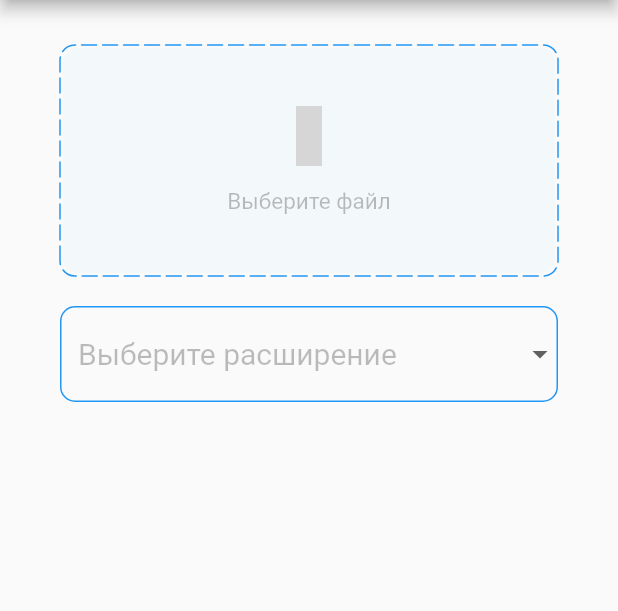
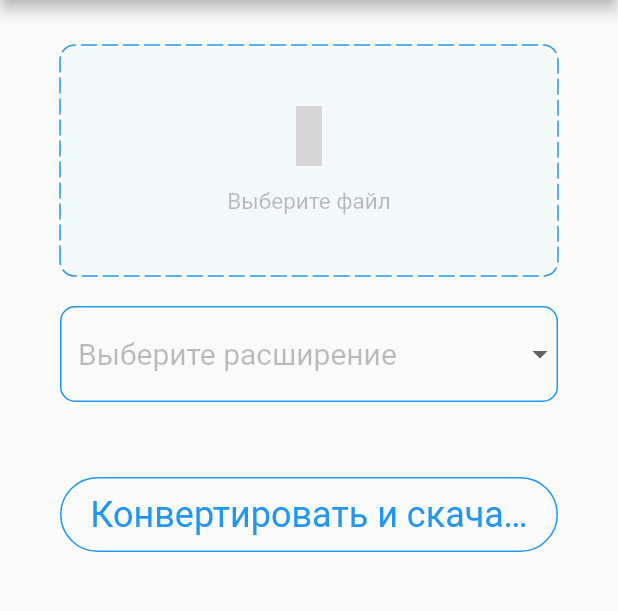
Before and after one commit to slavicksnegirev/File-converter, a Flutter app: the screen it shows after launch, on a phone screen of 412 x 824 dp, the part 84-695 px from its top. Run offline on Flutter 3.47's test engine with Material 2 defaults, Android fonts, the phone set to English and light mode, and no system bars; drawn by our look-alikes of dotted_border; our stand-ins replace file_picker, iconsax; grey boxes are pictures that could not be loaded.

Commit message:
make a shell

```diff
--- a/lib/pages/main_page.dart
+++ b/lib/pages/main_page.dart
@@ -9,13 +9,19 @@ class HomePage extends StatefulWidget {
   _HomePageState createState() => _HomePageState();
 }
 
+enum ButtonState { init, loading, done }
+
 class _HomePageState extends State<HomePage> {
+  ButtonState buttonState = ButtonState.init;
+
   File? file;
   PlatformFile? platformFile;
   String? selectedItem = 'Выберите расширение';
 
   List<String> items = [
-    'Выберите расширение', '1', '2',
+    'Выберите расширение',
+    '1',
+    '2',
   ];
 
   void selectFile() async {
@@ -29,59 +35,27 @@ class _HomePageState extends State<HomePage> {
   }
 
   @override
-  Widget build(BuildContext context) => Scaffold(
+  Widget build(BuildContext context) {
+    final isStretched = buttonState == ButtonState.init;
+    final isDownloadingDone = buttonState == ButtonState.done;
+
+    return Scaffold(
       appBar: AppBar(
         title: const Text('Конвертер файлов'),
       ),
       body: Center(
         child: Column(
           mainAxisAlignment: MainAxisAlignment.start,
-            children: [
-              GestureDetector(
-                onTap: selectFile,
-                child: Padding(
-                    padding: const EdgeInsets.fromLTRB(40, 30, 40, 0),
-                    child: DottedBorder(
-                      borderType: BorderType.RRect,
-                      radius: Radius.circular(10),
-                      dashPattern: [10, 4],
-                      strokeCap: StrokeCap.round,
-                      color: Colors.blue,
-                      child: Container(
-                        width: double.infinity,
-                        height: 150,
-                        decoration: BoxDecoration(
-                            color: Colors.blue.shade50.withOpacity(.3),
-                            borderRadius: BorderRadius.circular(10)),
-                        child: Column(
-                          mainAxisAlignment: MainAxisAlignment.center,
-                          children: [
-                            const Icon(
-                              Iconsax.folder_open,
-                              color: Colors.blue,
-                              size: 40,
-                            ),
-                            const SizedBox(
-                              height: 15,
-                            ),
-                            Text(
-                              'Выберите файл',
-                              style: TextStyle(
-                                  fontSize: 15, color: Colors.black26),
-                            ),
-                          ],
-                        ),
-                      ),
-                    )),
-              ),
+          children: <Widget>[
+            FileDialogWidget(),
             platformFile != null
                 ? Container(
-                      padding: EdgeInsets.all(40),
+                    padding: const EdgeInsets.all(40),
                     child: Column(
                       mainAxisSize: MainAxisSize.min,
                       crossAxisAlignment: CrossAxisAlignment.start,
                       children: [
-                          Text(
+                        const Text(
                           'Выбранный файл',
                           style: TextStyle(
                             color: Colors.black26,
@@ -96,10 +70,10 @@ class _HomePageState extends State<HomePage> {
                             decoration: BoxDecoration(
                                 borderRadius: BorderRadius.circular(10),
                                 color: Colors.white,
-                                  boxShadow: [
+                                boxShadow: const [
                                   BoxShadow(
                                     color: Colors.black12,
-                                      offset: const Offset(0, 1),
+                                    offset: Offset(0, 1),
                                     blurRadius: 3,
                                     spreadRadius: 2,
                                   )
@@ -123,15 +97,14 @@ class _HomePageState extends State<HomePage> {
                                       Text(
                                         platformFile!.name,
                                         style: const TextStyle(
-                                              fontSize: 13,
-                                              color: Colors.black),
+                                            fontSize: 13, color: Colors.black),
                                       ),
                                       const SizedBox(
                                         height: 5,
                                       ),
                                       Text(
                                         '${(platformFile!.size / 1024).ceil()} KB',
-                                          style: TextStyle(
+                                        style: const TextStyle(
                                             fontSize: 13,
                                             color: Colors.black26),
                                       ),
@@ -146,32 +119,137 @@ class _HomePageState extends State<HomePage> {
                       ],
                     ))
                 : Container(),
+            FileExtensionWidget(),
             Container(
-                padding: EdgeInsets.fromLTRB(40, 20, 40, 0),
+              height: 70,
+              padding: const EdgeInsets.fromLTRB(40, 20, 40, 0),
+              child: isStretched
+                  ? ConvertAndDownloadButton()
+                  : LoadingButton(isDownloadingDone),
+            ),
+          ],
+        ),
+      ),
+    );
+  }
+
+  Widget LoadingButton(bool isDownloadingDone) {
+    final color = isDownloadingDone ? Colors.green : Colors.blue;
+    return Container(
+      decoration: BoxDecoration(
+        shape: BoxShape.circle,
+        color: color,
+        //borderRadius: BorderRadius.circular(30),
+      ),
+      child: Center(
+        child: isDownloadingDone
+            ? Icon(
+                Icons.done,
+                size: 48,
+                color: Colors.white,
+              )
+            : CircularProgressIndicator(
+              strokeWidth: 4,
+                color: Colors.white,
+              ),
+      ),
+    );
+  }
+
+  // ignore: non_constant_identifier_names
+  OutlinedButton ConvertAndDownloadButton() {
+    return OutlinedButton(
+      style: OutlinedButton.styleFrom(
+          shape: const StadiumBorder(),
+          side: const BorderSide(
+            width: 1,
+            color: Colors.blue,
+          )),
+      onPressed: () async{
+        setState(() => buttonState = ButtonState.loading);
+        await Future.delayed(Duration(seconds: 3));
+        setState(() => buttonState = ButtonState.done);
+        await Future.delayed(Duration(seconds: 3));
+        setState(() => buttonState = ButtonState.init);
+      },
+      child: const Text(
+        'Конвертировать и скачать файл',
+        textAlign: TextAlign.center,
+        overflow: TextOverflow.ellipsis,
+        style: TextStyle(
+          fontSize: 24,
+          fontWeight: FontWeight.normal,
+
+        ),
+      ),
+    );
+  }
+
+  // ignore: non_constant_identifier_names
+  GestureDetector FileDialogWidget() {
+    return GestureDetector(
+      onTap: selectFile,
+      child: Padding(
+          padding: const EdgeInsets.fromLTRB(40, 30, 40, 0),
+          child: DottedBorder(
+            borderType: BorderType.RRect,
+            radius: const Radius.circular(10),
+            dashPattern: const [10, 4],
+            strokeCap: StrokeCap.round,
+            color: Colors.blue,
+            child: Container(
+              width: double.infinity,
+              height: 150,
+              decoration: BoxDecoration(
+                  color: Colors.blue.shade50.withOpacity(.3),
+                  borderRadius: BorderRadius.circular(10)),
+              child: Column(
+                mainAxisAlignment: MainAxisAlignment.center,
+                children: const [
+                  Icon(
+                    Iconsax.folder_open,
+                    color: Colors.blue,
+                    size: 40,
+                  ),
+                  SizedBox(
+                    height: 15,
+                  ),
+                  Text(
+                    'Выберите файл',
+                    style: TextStyle(fontSize: 15, color: Colors.black26),
+                  ),
+                ],
+              ),
+            ),
+          )),
+    );
+  }
+
+  // ignore: non_constant_identifier_names
+  Container FileExtensionWidget() {
+    return Container(
+      padding: const EdgeInsets.fromLTRB(40, 20, 40, 30),
       child: DropdownButtonFormField<String>(
         decoration: InputDecoration(
             enabledBorder: OutlineInputBorder(
           borderRadius: BorderRadius.circular(10),
-                    borderSide: BorderSide(width: 1, color: Colors.blue),
+          borderSide: const BorderSide(width: 1, color: Colors.blue),
         )),
         value: selectedItem,
         items: items
             .map((item) => DropdownMenuItem<String>(
                   value: item,
                   child: Text(item,
-                                style: TextStyle(
+                      style: const TextStyle(
                         fontSize: 20,
-                                    color: platformFile != null
-                                        ? Colors.black
-                                        : Colors.black26)),
+                        color: Colors.black26,
+                        overflow: TextOverflow.ellipsis,
+                      )),
                 ))
             .toList(),
         onChanged: (item) => setState(() => selectedItem = item),
         borderRadius: BorderRadius.circular(10),
       ),
-              )
-            ],
-          ),
-        ),
     );
   }
+}
--- a/pubspec.yaml
+++ b/pubspec.yaml
@@ -43,6 +43,7 @@ dependencies:
   dotted_border: ^2.0.0+2
   dio: ^4.0.6
   iconsax: ^0.0.8
+  path_provider: ^2.0.11
 
 dev_dependencies:
   flutter_test:
```
Also changed, not shown: pubspec.lock, 3 other files. Lines whose indentation alone changed are shown as unchanged.
